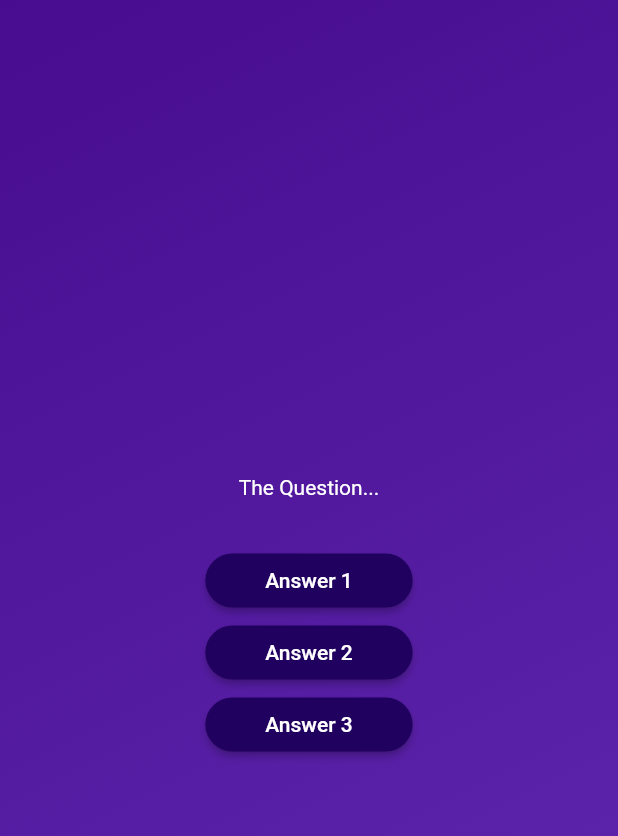
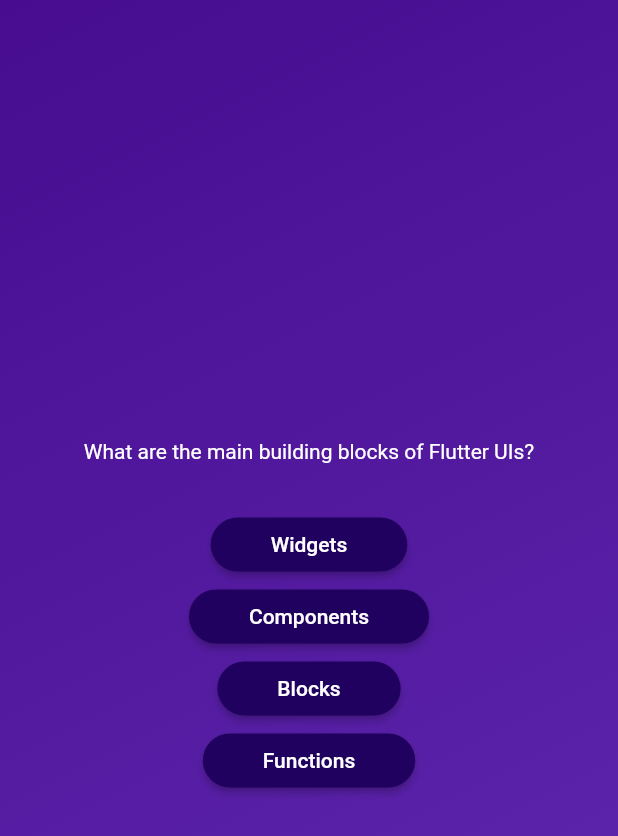
Before and after one commit to ten66/udemy_sec3_quizapp, a Flutter app: the screen it shows after launch, after a tap on "Start Quiz", on a phone screen of 412 x 824 dp. Shown: the top 836 px of the screen. Run offline on Flutter 3.47's test engine with Material 2 defaults, Android fonts, the phone set to English and light mode, and no system bars.

Commit message:
#6 69. Accessing List Elements & Object Properties

```diff
--- a/lib/questions_screen.dart
+++ b/lib/questions_screen.dart
@@ -1,5 +1,7 @@
 import 'package:flutter/material.dart';
 import 'package:udemy_sec3_quizapp/answer_button.dart';
+
+import 'package:udemy_sec3_quizapp/data/questions.dart';
 
 class QuestionsScreen extends StatefulWidget {
   const QuestionsScreen({super.key});
@@ -13,29 +15,35 @@ class QuestionsScreen extends StatefulWidget {
 class _QuestionsScreenState extends State<QuestionsScreen> {
   @override
   Widget build(context) {
+    final currentQuestion = questions[0];
+
     return SizedBox(
       // できるだけ幅を広く使う
       width: double.infinity,
       child: Column(
         mainAxisAlignment: MainAxisAlignment.center,
         children: [
-          const Text(
-            'The Question...',
-            style: TextStyle(
+          Text(
+            currentQuestion.text,
+            style: const TextStyle(
               color: Colors.white,
             ),
           ),
           const SizedBox(height: 30),
           AnswerButton(
-            answerText: 'Answer 1',
+            answerText: currentQuestion.answers[0],
             onTap: () {},
           ),
           AnswerButton(
-            answerText: 'Answer 2',
+            answerText: currentQuestion.answers[1],
             onTap: () {},
           ),
           AnswerButton(
-            answerText: 'Answer 3',
+            answerText: currentQuestion.answers[2],
+            onTap: () {},
+          ),
+          AnswerButton(
+            answerText: currentQuestion.answers[3],
             onTap: () {},
           ),
         ],
```
